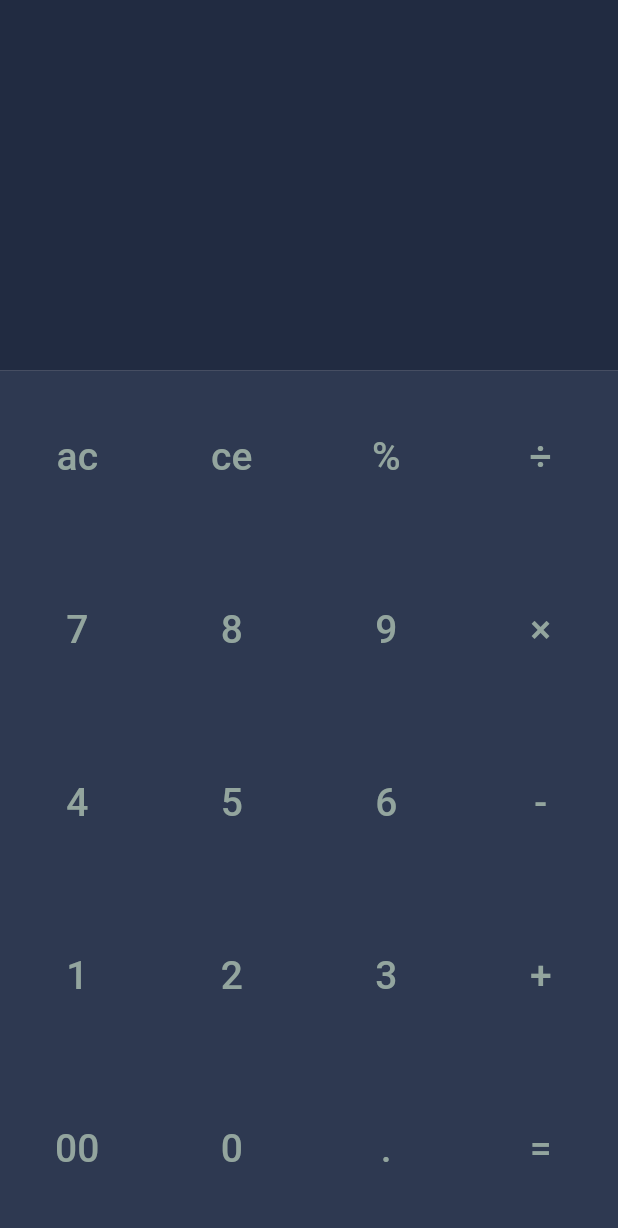
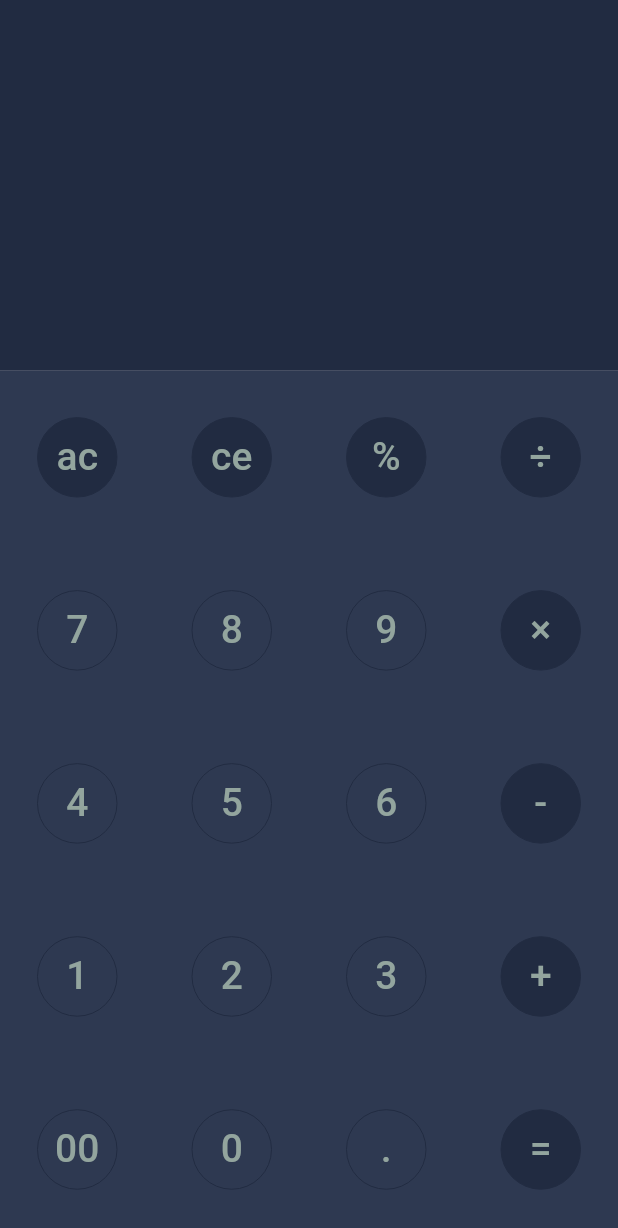
Before and after one commit to ShahramDeveloper/flutter_calculator_app, a Flutter app: the screen it shows after launch, on a phone screen of 412 x 824 dp. Shown: the top 1228 px of the screen. Run offline on Flutter 3.47's test engine with Material 3 defaults, Android fonts, the phone set to English and light mode, and no system bars; our stand-ins replace hexcolor.

Commit message:
Handle background color operators item with a isOperator and getBackgroundColor functions in main.dart

```diff
--- a/lib/main.dart
+++ b/lib/main.dart
@@ -17,6 +17,12 @@ class Application extends StatelessWidget {
       mainAxisAlignment: MainAxisAlignment.spaceAround,
       children: [
         TextButton(
+          style: TextButton.styleFrom(
+            shape: CircleBorder(
+              side: BorderSide(color: backgroundGreyDark, width: 0),
+            ),
+            backgroundColor: getBackgroundColor(text1),
+          ),
           onPressed: () {},
           child: Text(
             text1,
@@ -25,6 +31,12 @@ class Application extends StatelessWidget {
           ),
         ),
         TextButton(
+          style: TextButton.styleFrom(
+            shape: CircleBorder(
+              side: BorderSide(color: backgroundGreyDark, width: 0),
+            ),
+            backgroundColor: getBackgroundColor(text1),
+          ),
           onPressed: () {},
           child: Text(
             text2,
@@ -33,6 +45,12 @@ class Application extends StatelessWidget {
           ),
         ),
         TextButton(
+          style: TextButton.styleFrom(
+            shape: CircleBorder(
+              side: BorderSide(color: backgroundGreyDark, width: 0),
+            ),
+            backgroundColor: getBackgroundColor(text3),
+          ),
           onPressed: () {},
           child: Text(
             text3,
@@ -41,6 +59,12 @@ class Application extends StatelessWidget {
           ),
         ),
         TextButton(
+          style: TextButton.styleFrom(
+            shape: CircleBorder(
+              side: BorderSide(color: backgroundGreyDark, width: 0),
+            ),
+            backgroundColor: getBackgroundColor(text4),
+          ),
           onPressed: () {},
           child: Text(
             text4,
@@ -75,7 +99,7 @@ class Application extends StatelessWidget {
                   child: Column(
                     mainAxisAlignment: MainAxisAlignment.spaceAround,
                     children: [
-                      getRow(text1: 'ac', text2: 'ce', text3: "%", text4: '÷'),
+                      getRow(text1: 'ac', text2: 'ce', text3: '%', text4: '÷'),
                       getRow(text1: '7', text2: '8', text3: '9', text4: '×'),
                       getRow(text1: '4', text2: '5', text3: '6', text4: '-'),
                       getRow(text1: '1', text2: '2', text3: '3', text4: '+'),
@@ -90,4 +114,22 @@ class Application extends StatelessWidget {
       ),
     );
   }
+
+  bool isOperator(String text) {
+    var list = ['ac', 'ce', '%', '÷', '×', '-', '+', '='];
+    for (var item in list) {
+      if (text == item) {
+        return true;
+      }
+    }
+    return false;
+  }
+
+  Color getBackgroundColor(String text) {
+    if (isOperator(text)) {
+      return backgroundGreyDark;
+    } else {
+      return backgroundGrey;
+    }
+  }
 }
```
